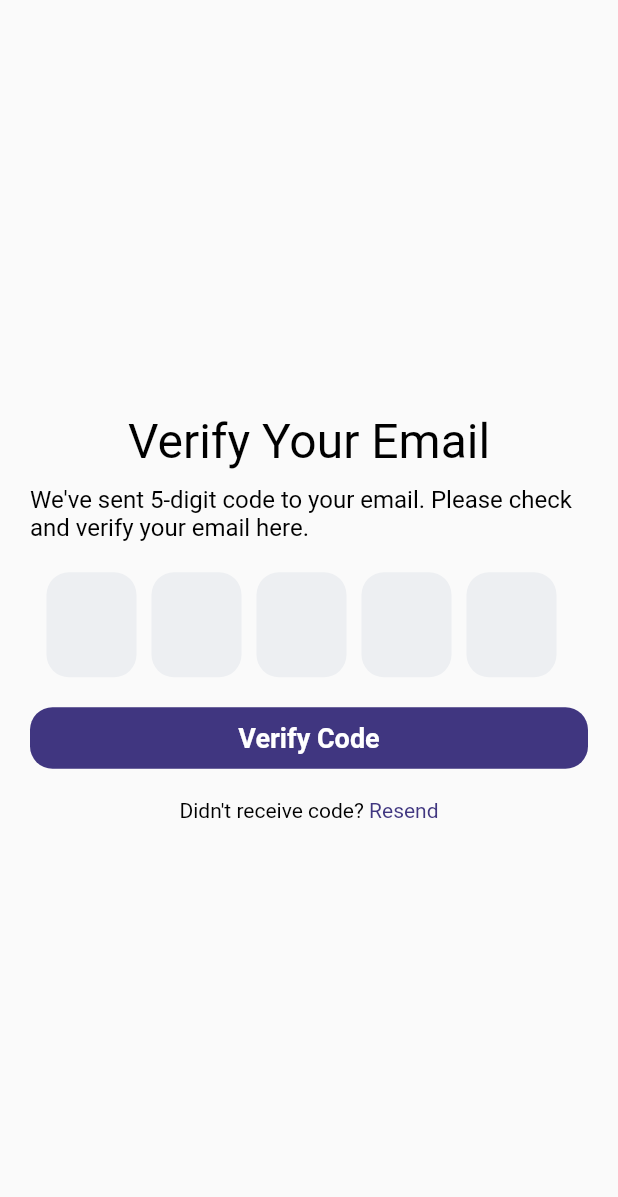
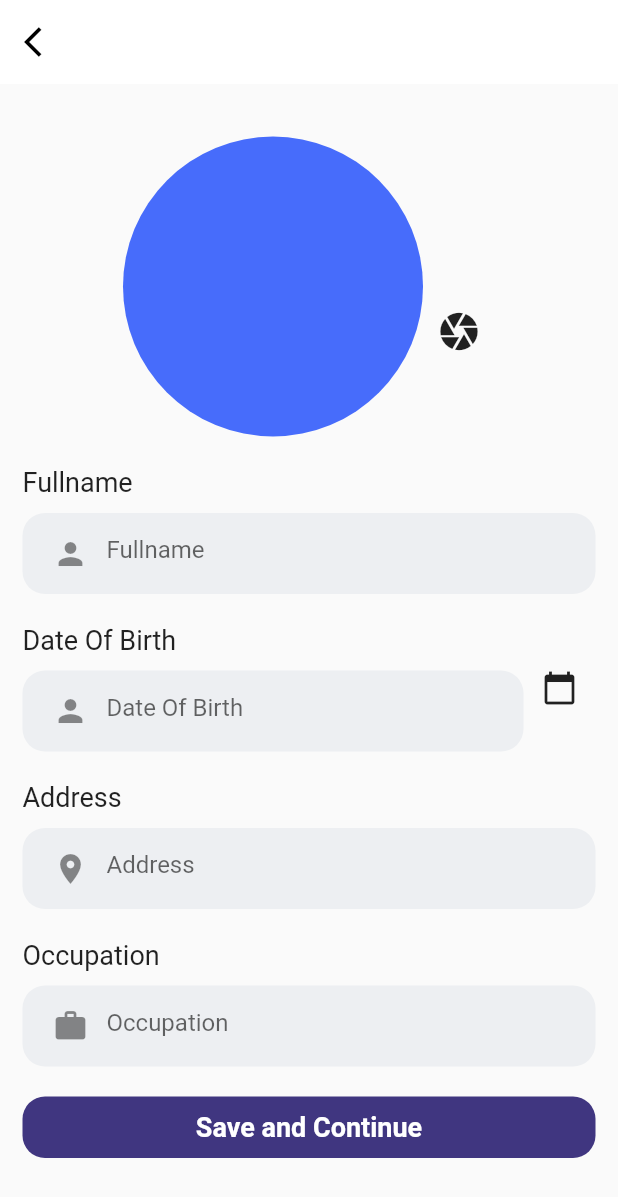
Before and after one commit to blackhat7911/hireme, a Flutter app: the PhoneVerifyScreen screen opened directly, after a tap on "Verify Code", on a phone screen of 412 x 824 dp. Shown: the top 1197 px of the screen. Run offline on Flutter 3.47's test engine with Material 2 defaults, Android fonts, the phone set to English and light mode, and no system bars; our stand-ins replace flutter_datetime_picker, google_maps_flutter; missing offline and left inert: dart:html.

Commit message:
profile setup screen

```diff
--- a/frontend/lib/screens/OPTScreen.dart
+++ b/frontend/lib/screens/OPTScreen.dart
@@ -1,4 +1,5 @@
 import 'package:flutter/material.dart';
+import 'package:frontend/screens/profile_screen.dart';
 import 'package:frontend/widgets/custom_button.dart';
 import 'package:frontend/widgets/custom_input_box.dart';
 import 'package:frontend/widgets/number_input_box.dart';
@@ -76,10 +77,10 @@ class PhoneVerifyScreen extends StatelessWidget {
                 // size: size,
                 // radius: 10.0,
                 onTap: () {
-                  // Navigator.push(
-                  //     context,
-                  //     MaterialPageRoute(
-                  //         builder: (context) => StudentProfileSetup()));
+                  Navigator.push(
+                      context,
+                      MaterialPageRoute(
+                          builder: (context) => ProfileSetUpScreen()));
                 },
               ),
               SizedBox(
--- a/frontend/lib/screens/profile_screen.dart
+++ b/frontend/lib/screens/profile_screen.dart
@@ -1,21 +1,20 @@
 import 'dart:html';
-
-import 'package:date_time_picker/date_time_picker.dart';
 import 'package:flutter/material.dart';
+import 'package:flutter_datetime_picker/flutter_datetime_picker.dart';
 import 'package:frontend/screens/home_screen.dart';
 import 'package:frontend/widgets/custom_button.dart';
 import 'package:frontend/widgets/custom_input_box.dart';
-import 'package:image_picker/image_picker.dart';
+// import 'package:image_picker/image_picker.dart';
 import '../constants.dart';
 
-class ProfileScreen extends StatefulWidget {
-  const ProfileScreen({Key? key}) : super(key: key);
+class ProfileSetUpScreen extends StatefulWidget {
+  const ProfileSetUpScreen({Key? key}) : super(key: key);
 
   @override
-  _ProfileScreenState createState() => _ProfileScreenState();
+  _ProfileSetUpScreenState createState() => _ProfileSetUpScreenState();
 }
 
-class _ProfileScreenState extends State<ProfileScreen> {
+class _ProfileSetUpScreenState extends State<ProfileSetUpScreen> {
   File? _image;
 
   final fullnameController = new TextEditingController();
@@ -28,17 +27,9 @@ class _ProfileScreenState extends State<ProfileScreen> {
   String dateValueChange = '';
   String saveDate = '';
 
-  Future<void> getImage() async {
-    PickedFile? image =
-        await ImagePicker().getImage(source: ImageSource.gallery);
-
-    if (image != null) {
-      _image = File(image.readAsBytes(), image.path);
-    }
-  }
-
   @override
   Widget build(BuildContext context) {
+    Size size = MediaQuery.of(context).size;
     return Scaffold(
       appBar: AppBar(
         leading: IconButton(
@@ -71,15 +62,6 @@ class _ProfileScreenState extends State<ProfileScreen> {
                     child: new SizedBox(
                       width: 180.0,
                       height: 180.0,
-                      child: (_image != null)
-                          ? Image.file(
-                              _image,
-                              fit: BoxFit.fill,
-                            )
-                          : Image.network(
-                              "https://www.shutterstock.com/image-vector/user-icon-trendy-flat-style-isolated-1467725033?irclickid=3ikVrY1WpxyLUvFwUx0Mo3QEUkBym0RtP2ZaTc0&irgwc=1&utm_medium=Affiliate&utm_campaign=Icons8&utm_source=2052558&utm_term=&c3ch=Affiliate&c3nid=IR-2052558",
-                              fit: BoxFit.fill,
-                            ),
                     ),
                   ),
                 ),
@@ -88,12 +70,10 @@ class _ProfileScreenState extends State<ProfileScreen> {
                 padding: EdgeInsets.only(top: 60.0),
                 child: IconButton(
                   icon: Icon(
-                    FontAwesomeIcons.camera,
+                    Icons.camera,
                     size: 30.0,
                   ),
-                  onPressed: () {
-                    getImage();
-                  },
+                  onPressed: () {},
                 ),
               )
             ],
@@ -102,6 +82,7 @@ class _ProfileScreenState extends State<ProfileScreen> {
             height: 20.0,
           ),
           CustomInputBox(
+            size: size,
             title: "Fullname",
             hint: "Fullname",
             isInvisible: false,
@@ -112,42 +93,60 @@ class _ProfileScreenState extends State<ProfileScreen> {
           SizedBox(
             height: 20.0,
           ),
+          Container(
+            child: Row(
+              children: [
+                Expanded(
+                  flex: 1,
+                  child: CustomInputBox(
+                    size: size,
+                    title: "Date Of Birth",
+                    hint: "Date Of Birth",
+                    isInvisible: false,
+                    icon: Icons.person,
+                    suffixIcon: null,
+                    controller: addressController,
+                  ),
+                ),
+                Container(
+                  child: IconButton(
+                    onPressed: () {
+                      DatePicker.showDatePicker(
+                        context,
+                        showTitleActions: true,
+                        maxTime: DateTime(2021, 7, 15),
+                        minTime: DateTime(1970, 7, 15),
+                      );
+                    },
+                    icon: Icon(
+                      Icons.calendar_today,
+                    ),
+                  ),
+                ),
+              ],
+            ),
+          ),
+          SizedBox(
+            height: 20.0,
+          ),
           CustomInputBox(
+            size: size,
             title: "Address",
             hint: "Address",
             isInvisible: false,
-            icon: Icons.person,
+            icon: Icons.location_on,
             suffixIcon: null,
             controller: addressController,
           ),
           SizedBox(
             height: 20.0,
           ),
-          DateTimePicker(
-            type: DateTimePickerType.date,
-            //dateMask: 'yyyy/MM/dd',
-            controller: dateController,
-            //initialValue: _initialValue,
-            firstDate: DateTime(2000),
-            lastDate: DateTime(2100),
-            icon: Icon(Icons.event),
-            dateLabelText: 'Date',
-            locale: Locale('pt', 'BR'),
-            onChanged: (val) => setState(() => dateChange = val),
-            validator: (val) {
-              setState(() => dateValueChange = val ?? '');
-              return null;
-            },
-            onSaved: (val) => setState(() => saveDate = val ?? ''),
-          ),
-          SizedBox(
-            height: 20.0,
-          ),
           CustomInputBox(
+            size: size,
             title: "Occupation",
             hint: "Occupation",
             isInvisible: false,
-            icon: Icons.person,
+            icon: Icons.work,
             suffixIcon: null,
             controller: occupationController,
           ),
--- a/frontend/pubspec.yaml
+++ b/frontend/pubspec.yaml
@@ -25,7 +25,7 @@ dependencies:
     sdk: flutter
   google_maps_flutter: ^2.0.0-nullsafety
   http: ^0.13.3
-  date_time_picker: ^2.1.0
+  flutter_datetime_picker: ^1.5.1
   # The following adds the Cupertino Icons font to your application.
   # Use with the CupertinoIcons class for iOS style icons.
   cupertino_icons: ^1.0.2
```
Also changed, not shown: frontend/pubspec.lock.
